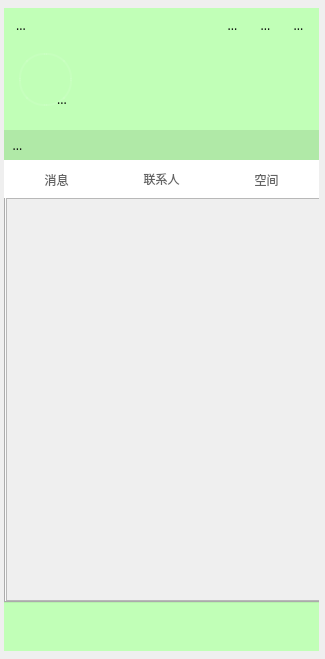
Above: Fdogpc/mainwindow.ui from HuaGouFdog/FdogInstantMessaging before the change. Below: the same form after it.
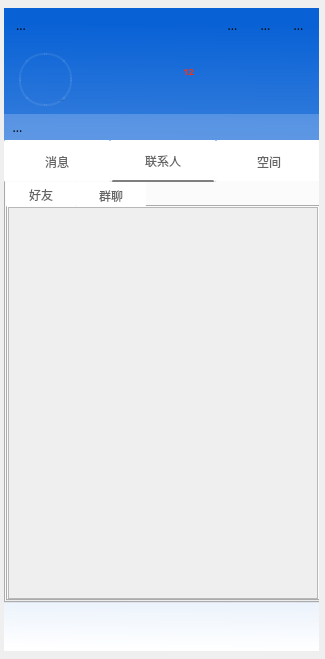
That is the form after the change. The open tabs and pages were chosen to show the change. Icons and pictures are not drawn.

```diff
--- a/Fdogpc/mainwindow.ui
+++ b/Fdogpc/mainwindow.ui
@@ -45,10 +45,15 @@
         <height>601</height>
        </size>
       </property>
+      <property name="font">
+       <font>
+        <family>Microsoft YaHei</family>
+        <pointsize>11</pointsize>
+       </font>
+      </property>
       <property name="styleSheet">
        <string notr="true">#widget{
-
-background-color: rgb(193, 255, 183);
+background-color: qlineargradient(spread:pad, x1:0.517, y1:0.0227273, x2:0.511364, y2:1, stop:0 rgba(8, 97, 213, 255), stop:1 rgba(255, 255, 255, 255));
 }</string>
       </property>
       <layout class="QVBoxLayout" name="verticalLayout_2">
@@ -275,14 +280,14 @@
         <widget class="QWidget" name="widget_2" native="true">
          <property name="minimumSize">
           <size>
-           <width>301</width>
-           <height>87</height>
+           <width>250</width>
+           <height>71</height>
           </size>
          </property>
          <property name="maximumSize">
           <size>
            <width>301</width>
-           <height>93</height>
+           <height>16777215</height>
           </size>
          </property>
          <widget class="QLabel" name="signature_label">
@@ -294,8 +299,19 @@
             <height>18</height>
            </rect>
           </property>
+          <property name="font">
+           <font>
+            <family>Microsoft YaHei</family>
+            <pointsize>9</pointsize>
+            <weight>50</weight>
+            <bold>false</bold>
+           </font>
+          </property>
           <property name="styleSheet">
-           <string notr="true">:hover{
+           <string notr="true">:!hover{
+color: rgb(255, 255, 255);
+}
+:hover{
 border-style:solid;
 border-width:1px;
 	border-color: rgb(108, 108, 108);
@@ -326,6 +342,23 @@
             <height>15</height>
            </size>
           </property>
+          <property name="font">
+           <font>
+            <family>Microsoft YaHei</family>
+            <pointsize>3</pointsize>
+           </font>
+          </property>
+          <property name="styleSheet">
+           <string notr="true">#toolButton_2{
+border-style:solid;
+background-color: rgba(255, 255, 255, 0);
+}
+
+::menu-indicator
+{
+	image: none;
+}</string>
+          </property>
           <property name="text">
            <string>...</string>
           </property>
@@ -333,6 +366,9 @@
            <iconset resource="libres.qrc">
             <normaloff>:/lib/zaixian.png</normaloff>:/lib/zaixian.png</iconset>
           </property>
+          <property name="popupMode">
+           <enum>QToolButton::InstantPopup</enum>
+          </property>
           <property name="autoRaise">
            <bool>true</bool>
           </property>
@@ -341,16 +377,22 @@
           <property name="geometry">
            <rect>
             <x>80</x>
-            <y>16</y>
+            <y>17</y>
             <width>71</width>
-            <height>16</height>
+            <height>20</height>
            </rect>
           </property>
           <property name="font">
            <font>
             <family>Microsoft YaHei</family>
+            <pointsize>11</pointsize>
+            <weight>75</weight>
+            <bold>true</bold>
            </font>
           </property>
+          <property name="styleSheet">
+           <string notr="true">color: rgb(255, 255, 255);</string>
+          </property>
           <property name="text">
            <string/>
           </property>
@@ -398,10 +440,10 @@
          <widget class="QToolButton" name="toolButton_5">
           <property name="geometry">
            <rect>
-            <x>142</x>
-            <y>13</y>
-            <width>41</width>
-            <height>21</height>
+            <x>160</x>
+            <y>20</y>
+            <width>39</width>
+            <height>17</height>
            </rect>
           </property>
           <property name="font">
@@ -412,8 +454,7 @@
            </font>
           </property>
           <property name="styleSheet">
-           <string notr="true">color: rgb(255, 47, 11);
-border-image: url(:/lib/dengji.png);</string>
+           <string notr="true"/>
           </property>
           <property name="text">
            <string/>
@@ -431,22 +472,22 @@
          <widget class="QToolButton" name="toolButton_6">
           <property name="geometry">
            <rect>
-            <x>195</x>
-            <y>13</y>
+            <x>203</x>
+            <y>20</y>
             <width>40</width>
-            <height>20</height>
+            <height>17</height>
            </rect>
           </property>
           <property name="minimumSize">
            <size>
             <width>40</width>
-            <height>20</height>
+            <height>15</height>
            </size>
           </property>
           <property name="maximumSize">
            <size>
             <width>40</width>
-            <height>20</height>
+            <height>17</height>
            </size>
           </property>
           <property name="layoutDirection">
@@ -469,6 +510,33 @@
            <bool>true</bool>
           </property>
          </widget>
+         <widget class="QLabel" name="label">
+          <property name="geometry">
+           <rect>
+            <x>169</x>
+            <y>20</y>
+            <width>31</width>
+            <height>16</height>
+           </rect>
+          </property>
+          <property name="font">
+           <font>
+            <family>Microsoft YaHei</family>
+            <pointsize>7</pointsize>
+            <weight>75</weight>
+            <bold>true</bold>
+           </font>
+          </property>
+          <property name="styleSheet">
+           <string notr="true">color: rgb(255, 47, 11);</string>
+          </property>
+          <property name="text">
+           <string>12</string>
+          </property>
+          <property name="alignment">
+           <set>Qt::AlignCenter</set>
+          </property>
+         </widget>
          <zorder>signature_label</zorder>
          <zorder>username_label</zorder>
          <zorder>pushButton</zorder>
@@ -487,7 +555,7 @@
            <property name="minimumSize">
             <size>
              <width>27</width>
-             <height>30</height>
+             <height>26</height>
             </size>
            </property>
            <property name="maximumSize">
@@ -497,7 +565,7 @@
             </size>
            </property>
            <property name="styleSheet">
-            <string notr="true">background-color:rgba(0,0,0,22);</string>
+            <string notr="true">background-color: rgba(255, 255, 255,50);</string>
            </property>
            <property name="text">
             <string>...</string>
@@ -522,11 +590,26 @@
            <property name="minimumSize">
             <size>
              <width>272</width>
-             <height>30</height>
+             <height>26</height>
             </size>
            </property>
+           <property name="font">
+            <font>
+             <family>黑体</family>
+             <pointsize>-1</pointsize>
+             <weight>50</weight>
+             <italic>false</italic>
+             <bold>false</bold>
+            </font>
+           </property>
            <property name="styleSheet">
-            <string notr="true">background-color:rgba(0,0,0,22);border-color:rgba(0,0,0,255);color: rgba(9, 0, 3,0);border-style:none;border-width:1px;border-radius:0px;font:15px &quot;黑体&quot;;</string>
+            <string notr="true">background-color: rgba(255, 255, 255,50);
+border-color:rgba(0,0,0,255);
+color: rgba(9, 0, 3,0);
+border-style:none;
+border-width:1px;
+border-radius:0px;
+font:15px &quot;黑体&quot;;</string>
            </property>
            <property name="placeholderText">
             <string>搜索</string>
@@ -552,20 +635,26 @@
          <property name="font">
           <font>
            <family>Microsoft YaHei</family>
+           <pointsize>9</pointsize>
           </font>
          </property>
          <property name="styleSheet">
           <string notr="true">QWidget::tab{
 background-color: rgb(255, 255, 255);
-border-style:none;
-border-width:1px;
-border-radius:0px;
-font:18px &quot;黑体&quot;;
+border-style:solid;
+border-width:2px;
+font:18px &quot;宋体&quot;;
+border-radius:2px;
 height:38px;
-width:105px;
-	color: rgb(100, 100, 100);
+width:102px;
+color: rgb(100, 100, 100);
+	border-color: rgb(255, 255, 255);
+border-bottom-color: rgba(255, 255, 255, 0);
 }
-</string>
+QWidget::tab:selected{
+border-bottom-color: rgb(127, 127, 127);
+border-radius:2px;
+}</string>
          </property>
          <property name="currentIndex">
           <number>0</number>
@@ -625,9 +714,50 @@
             <number>0</number>
            </property>
            <item row="0" column="0">
-            <widget class="QScrollArea" name="scrollArea">
+            <widget class="QTabWidget" name="tabWidget_2">
              <property name="styleSheet">
-              <string notr="true">QScrollBar:vertical{
+              <string notr="true">::tab{
+background-color: rgb(255, 255, 255);
+border-style:solid;
+border-width:0px;
+font:14px &quot;宋体&quot;;
+border-radius:2px;
+height:25px;
+width:70px;
+color: rgb(100, 100, 100);
+border-color: rgb(255, 255, 255);
+}
+::tab:selected{
+border-radius:2px;
+}
+:pane{
+
+}</string>
+             </property>
+             <property name="currentIndex">
+              <number>0</number>
+             </property>
+             <widget class="QWidget" name="tab_4">
+              <attribute name="title">
+               <string>好友</string>
+              </attribute>
+              <layout class="QGridLayout" name="gridLayout_3">
+               <property name="leftMargin">
+                <number>0</number>
+               </property>
+               <property name="topMargin">
+                <number>0</number>
+               </property>
+               <property name="rightMargin">
+                <number>0</number>
+               </property>
+               <property name="bottomMargin">
+                <number>0</number>
+               </property>
+               <item row="0" column="0">
+                <widget class="QScrollArea" name="scrollArea">
+                 <property name="styleSheet">
+                  <string notr="true">QScrollBar:vertical{
 background-color:rgba(0,0,0,0);
 border-color:rgba(0,0,6,0);
 border-style:solid;
@@ -651,30 +781,39 @@
 
 
 QScrollBar::sub-page:vertical,QScrollBar::sub-page:vertical{background:rgba(0,0,0,0);}</string>
-             </property>
-             <property name="horizontalScrollBarPolicy">
-              <enum>Qt::ScrollBarAlwaysOff</enum>
-             </property>
-             <property name="widgetResizable">
-              <bool>true</bool>
-             </property>
-             <widget class="QWidget" name="scrollAreaWidgetContents">
-              <property name="geometry">
-               <rect>
-                <x>0</x>
-                <y>0</y>
-                <width>310</width>
-                <height>396</height>
-               </rect>
-              </property>
-              <property name="cursor">
-               <cursorShape>ArrowCursor</cursorShape>
-              </property>
-              <property name="styleSheet">
-               <string notr="true">#scrollAreaWidgetContents{
+                 </property>
+                 <property name="horizontalScrollBarPolicy">
+                  <enum>Qt::ScrollBarAlwaysOff</enum>
+                 </property>
+                 <property name="widgetResizable">
+                  <bool>true</bool>
+                 </property>
+                 <widget class="QWidget" name="scrollAreaWidgetContents">
+                  <property name="geometry">
+                   <rect>
+                    <x>0</x>
+                    <y>0</y>
+                    <width>310</width>
+                    <height>387</height>
+                   </rect>
+                  </property>
+                  <property name="cursor">
+                   <cursorShape>ArrowCursor</cursorShape>
+                  </property>
+                  <property name="styleSheet">
+                   <string notr="true">#scrollAreaWidgetContents{
 background:transparent;
 }</string>
-              </property>
+                  </property>
+                 </widget>
+                </widget>
+               </item>
+              </layout>
+             </widget>
+             <widget class="QWidget" name="tab_5">
+              <attribute name="title">
+               <string>群聊</string>
+              </attribute>
              </widget>
             </widget>
            </item>
```
Left out of the diff: 62 changed lines with no effect on the pictures.
